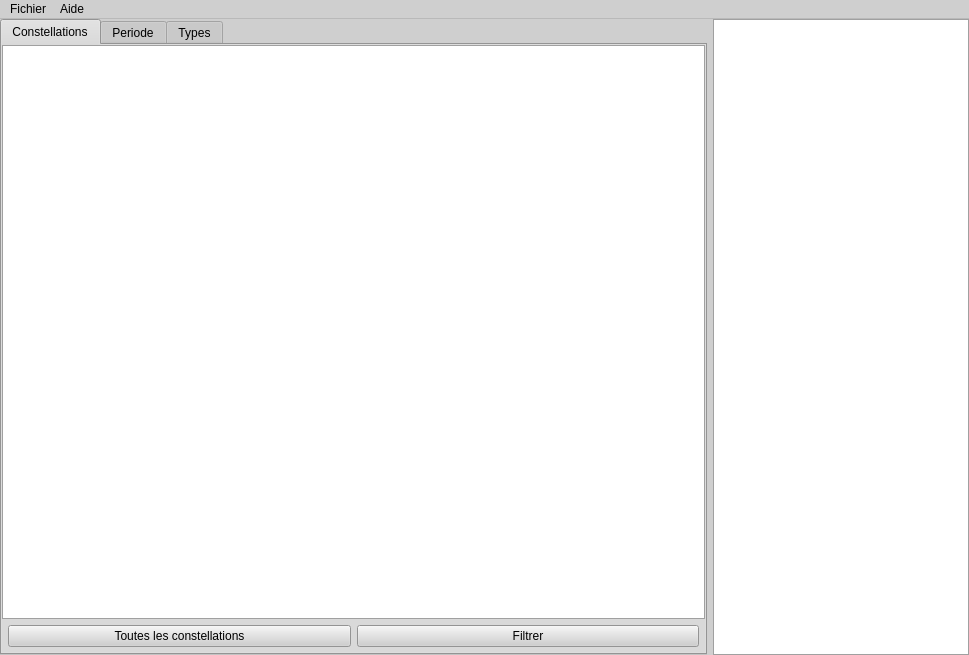
Old version of the form mainwindow.ui in the repository Paracetamol56/Observeur2.
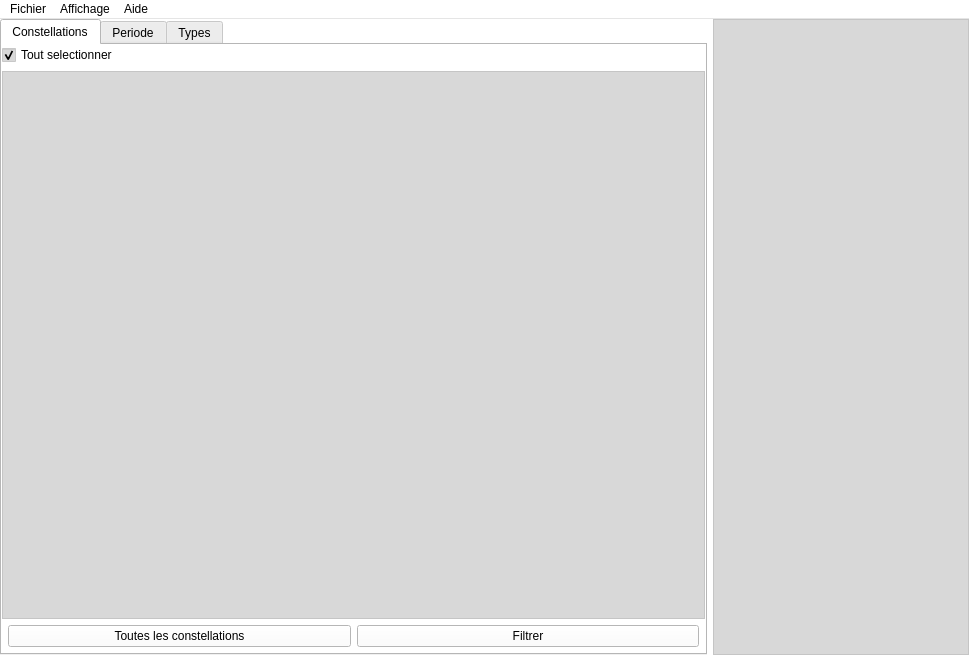
New version of the form.

```diff
--- a/mainwindow.ui
+++ b/mainwindow.ui
@@ -25,9 +25,9 @@
      <colorrole role="Button">
       <brush brushstyle="SolidPattern">
        <color alpha="255">
-        <red>207</red>
-        <green>207</green>
-        <blue>207</blue>
+        <red>255</red>
+        <green>255</green>
+        <blue>255</blue>
        </color>
       </brush>
      </colorrole>
@@ -43,27 +43,27 @@
      <colorrole role="Midlight">
       <brush brushstyle="SolidPattern">
        <color alpha="255">
-        <red>231</red>
-        <green>231</green>
-        <blue>231</blue>
+        <red>255</red>
+        <green>255</green>
+        <blue>255</blue>
        </color>
       </brush>
      </colorrole>
      <colorrole role="Dark">
       <brush brushstyle="SolidPattern">
        <color alpha="255">
-        <red>103</red>
-        <green>103</green>
-        <blue>103</blue>
+        <red>127</red>
+        <green>127</green>
+        <blue>127</blue>
        </color>
       </brush>
      </colorrole>
      <colorrole role="Mid">
       <brush brushstyle="SolidPattern">
        <color alpha="255">
-        <red>138</red>
-        <green>138</green>
-        <blue>138</blue>
+        <red>170</red>
+        <green>170</green>
+        <blue>170</blue>
        </color>
       </brush>
      </colorrole>
@@ -97,18 +97,18 @@
      <colorrole role="Base">
       <brush brushstyle="SolidPattern">
        <color alpha="255">
-        <red>255</red>
-        <green>255</green>
-        <blue>255</blue>
+        <red>216</red>
+        <green>216</green>
+        <blue>216</blue>
        </color>
       </brush>
      </colorrole>
      <colorrole role="Window">
       <brush brushstyle="SolidPattern">
        <color alpha="255">
-        <red>207</red>
-        <green>207</green>
-        <blue>207</blue>
+        <red>255</red>
+        <green>255</green>
+        <blue>255</blue>
        </color>
       </brush>
      </colorrole>
@@ -124,9 +124,9 @@
      <colorrole role="AlternateBase">
       <brush brushstyle="SolidPattern">
        <color alpha="255">
-        <red>231</red>
-        <green>231</green>
-        <blue>231</blue>
+        <red>255</red>
+        <green>255</green>
+        <blue>255</blue>
        </color>
       </brush>
      </colorrole>
@@ -171,9 +171,9 @@
      <colorrole role="Button">
       <brush brushstyle="SolidPattern">
        <color alpha="255">
-        <red>207</red>
-        <green>207</green>
-        <blue>207</blue>
+        <red>255</red>
+        <green>255</green>
+        <blue>255</blue>
        </color>
       </brush>
      </colorrole>
@@ -189,27 +189,27 @@
      <colorrole role="Midlight">
       <brush brushstyle="SolidPattern">
        <color alpha="255">
-        <red>231</red>
-        <green>231</green>
-        <blue>231</blue>
+        <red>255</red>
+        <green>255</green>
+        <blue>255</blue>
        </color>
       </brush>
      </colorrole>
      <colorrole role="Dark">
       <brush brushstyle="SolidPattern">
        <color alpha="255">
-        <red>103</red>
-        <green>103</green>
-        <blue>103</blue>
+        <red>127</red>
+        <green>127</green>
+        <blue>127</blue>
        </color>
       </brush>
      </colorrole>
      <colorrole role="Mid">
       <brush brushstyle="SolidPattern">
        <color alpha="255">
-        <red>138</red>
-        <green>138</green>
-        <blue>138</blue>
+        <red>170</red>
+        <green>170</green>
+        <blue>170</blue>
        </color>
       </brush>
      </colorrole>
@@ -243,18 +243,18 @@
      <colorrole role="Base">
       <brush brushstyle="SolidPattern">
        <color alpha="255">
-        <red>255</red>
-        <green>255</green>
-        <blue>255</blue>
+        <red>216</red>
+        <green>216</green>
+        <blue>216</blue>
        </color>
       </brush>
      </colorrole>
      <colorrole role="Window">
       <brush brushstyle="SolidPattern">
        <color alpha="255">
-        <red>207</red>
-        <green>207</green>
-        <blue>207</blue>
+        <red>255</red>
+        <green>255</green>
+        <blue>255</blue>
        </color>
       </brush>
      </colorrole>
@@ -270,9 +270,9 @@
      <colorrole role="AlternateBase">
       <brush brushstyle="SolidPattern">
        <color alpha="255">
-        <red>231</red>
-        <green>231</green>
-        <blue>231</blue>
+        <red>255</red>
+        <green>255</green>
+        <blue>255</blue>
        </color>
       </brush>
      </colorrole>
@@ -308,18 +308,18 @@
      <colorrole role="WindowText">
       <brush brushstyle="SolidPattern">
        <color alpha="255">
-        <red>103</red>
-        <green>103</green>
-        <blue>103</blue>
+        <red>127</red>
+        <green>127</green>
+        <blue>127</blue>
        </color>
       </brush>
      </colorrole>
      <colorrole role="Button">
       <brush brushstyle="SolidPattern">
        <color alpha="255">
-        <red>207</red>
-        <green>207</green>
-        <blue>207</blue>
+        <red>255</red>
+        <green>255</green>
+        <blue>255</blue>
        </color>
       </brush>
      </colorrole>
@@ -335,36 +335,36 @@
      <colorrole role="Midlight">
       <brush brushstyle="SolidPattern">
        <color alpha="255">
-        <red>231</red>
-        <green>231</green>
-        <blue>231</blue>
+        <red>255</red>
+        <green>255</green>
+        <blue>255</blue>
        </color>
       </brush>
      </colorrole>
      <colorrole role="Dark">
       <brush brushstyle="SolidPattern">
        <color alpha="255">
-        <red>103</red>
-        <green>103</green>
-        <blue>103</blue>
+        <red>127</red>
+        <green>127</green>
+        <blue>127</blue>
        </color>
       </brush>
      </colorrole>
      <colorrole role="Mid">
       <brush brushstyle="SolidPattern">
        <color alpha="255">
-        <red>138</red>
-        <green>138</green>
-        <blue>138</blue>
+        <red>170</red>
+        <green>170</green>
+        <blue>170</blue>
        </color>
       </brush>
      </colorrole>
      <colorrole role="Text">
       <brush brushstyle="SolidPattern">
        <color alpha="255">
-        <red>103</red>
-        <green>103</green>
-        <blue>103</blue>
+        <red>127</red>
+        <green>127</green>
+        <blue>127</blue>
        </color>
       </brush>
      </colorrole>
@@ -380,27 +380,27 @@
      <colorrole role="ButtonText">
       <brush brushstyle="SolidPattern">
        <color alpha="255">
-        <red>103</red>
-        <green>103</green>
-        <blue>103</blue>
+        <red>127</red>
+        <green>127</green>
+        <blue>127</blue>
        </color>
       </brush>
      </colorrole>
      <colorrole role="Base">
       <brush brushstyle="SolidPattern">
        <color alpha="255">
-        <red>207</red>
-        <green>207</green>
-        <blue>207</blue>
+        <red>255</red>
+        <green>255</green>
+        <blue>255</blue>
        </color>
       </brush>
      </colorrole>
      <colorrole role="Window">
       <brush brushstyle="SolidPattern">
        <color alpha="255">
-        <red>207</red>
-        <green>207</green>
-        <blue>207</blue>
+        <red>255</red>
+        <green>255</green>
+        <blue>255</blue>
        </color>
       </brush>
      </colorrole>
@@ -416,9 +416,9 @@
      <colorrole role="AlternateBase">
       <brush brushstyle="SolidPattern">
        <color alpha="255">
-        <red>207</red>
-        <green>207</green>
-        <blue>207</blue>
+        <red>255</red>
+        <green>255</green>
+        <blue>255</blue>
        </color>
       </brush>
      </colorrole>
@@ -512,6 +512,16 @@
         <property name="bottomMargin">
          <number>0</number>
         </property>
+        <item>
+         <widget class="QCheckBox" name="checkBox">
+          <property name="text">
+           <string>Tout selectionner</string>
+          </property>
+          <property name="checked">
+           <bool>true</bool>
+          </property>
+         </widget>
+        </item>
         <item>
          <widget class="QListWidget" name="ConstellationListWidget"/>
         </item>
@@ -639,7 +649,22 @@
     </property>
     <addaction name="actionA_propos"/>
    </widget>
+   <widget class="QMenu" name="menuAffichage">
+    <property name="title">
+     <string>Affichage</string>
+    </property>
+    <widget class="QMenu" name="menuTh_me">
+     <property name="title">
+      <string>Thème</string>
+     </property>
+     <addaction name="actionLight"/>
+     <addaction name="actionDark"/>
+     <addaction name="actionNight_vision"/>
+    </widget>
+    <addaction name="menuTh_me"/>
+   </widget>
    <addaction name="menuFichier"/>
+   <addaction name="menuAffichage"/>
    <addaction name="menuAide"/>
   </widget>
   <action name="actionQuitter">
```
Left out of the diff: 21 changed lines with no effect on the pictures.
